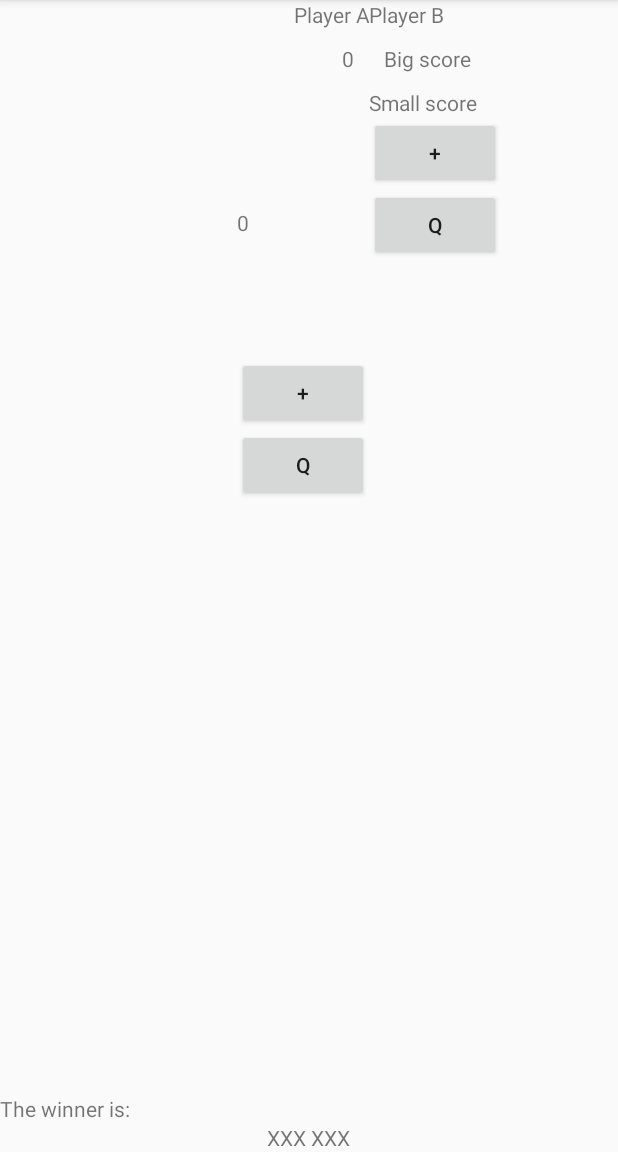
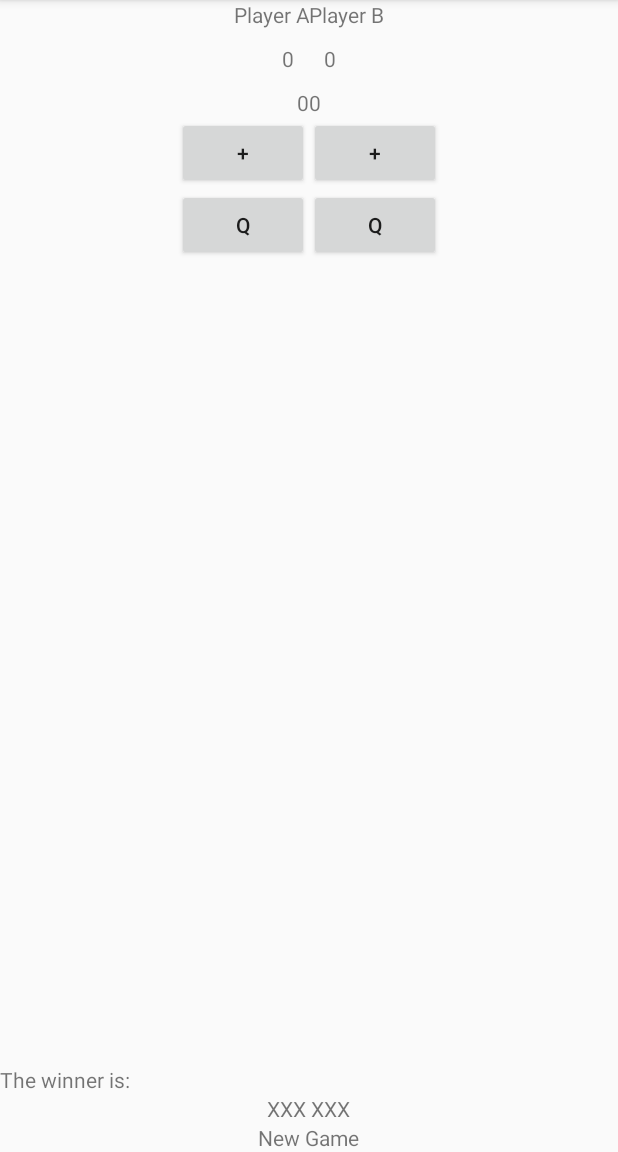
Before and after one commit to willgao2017/AmateurTennisCounter, an Android app: the screen it shows after launch (MainActivity), on a phone screen of 412 x 824 dp, the part 84-1236 px from its top. Run offline under Robolectric (Android 15) with nearby library versions, the phone set to English and light mode, and no system bars.

Commit message:
scores system works

```diff
--- a/app/src/main/java/com/example/android/amateurtenniscounter/MainActivity.java
+++ b/app/src/main/java/com/example/android/amateurtenniscounter/MainActivity.java
@@ -7,20 +7,44 @@ import android.widget.TextView;
 
 public class MainActivity extends AppCompatActivity {
 
-    int playerAGameScore = 0;
-    int playerASetScore = 3;
+    int SCORES[] = {0, 15, 30, 40};
+    int playerAScore = 0;
+    int playerAGameScore;
+    int playerASetScore = 0;
+
+    int playerBScore = 0;
+    int playerBGameScore;
+    int playerBSetScore = 0;
+
 
     @Override
     protected void onCreate(Bundle savedInstanceState) {
         super.onCreate(savedInstanceState);
         setContentView(R.layout.activity_main);
-}
+    }
 
 
-    public void scoreForPlayerA(View v){
-        playerAGameScore++;
-        playerASetScore++;
+    public void scoreForPlayerA(View v) {
+        playerAScore++;
+        playerAGameScore = SCORES [playerAScore % 4];
+        if (playerAGameScore == 0) {
+            playerASetScore++;
+            playerBScore = playerBGameScore = 0;
+        }
         displayForTeamA(playerAGameScore, playerASetScore);
+        displayForTeamB(playerBGameScore, playerBSetScore);
+
+    }
+
+    public void scoreForPlayerB(View v) {
+        playerBScore++;
+        playerBGameScore = SCORES [playerBScore % 4];
+        if (playerBGameScore == 0) {
+            playerBSetScore++;
+            playerAScore = playerAGameScore = 0;
+        }
+        displayForTeamA(playerAGameScore, playerASetScore);
+        displayForTeamB(playerBGameScore, playerBSetScore);
     }
 
     /**
@@ -33,5 +57,14 @@ public class MainActivity extends AppCompatActivity {
         setScoreView.setText(String.valueOf(score2));
     }
 
+    /**
+     * Displays the given score for Team B.
+     */
+    public void displayForTeamB(int score1, int score2) {
+        TextView gameScoreView = (TextView) findViewById(R.id.player_b_gamescore);
+        TextView setScoreView = (TextView) findViewById(R.id.player_b_setscore);
+        gameScoreView.setText(String.valueOf(score1));
+        setScoreView.setText(String.valueOf(score2));
+    }
 
 }
--- a/app/src/main/res/layout/activity_main.xml
+++ b/app/src/main/res/layout/activity_main.xml
@@ -22,27 +22,26 @@
                 android:text="Player A" />
 
             <TextView
+                android:id="@+id/player_a_setscore"
                 android:layout_width="wrap_content"
                 android:layout_height="wrap_content"
                 android:layout_gravity="right"
-                android:text="0"
-                android:id="@+id/player_a_setscore"
-                android:padding="10dp"/>
+                android:padding="10dp"
+                android:text="0" />
 
             <TextView
+                android:id="@+id/player_a_gamescore"
                 android:layout_width="wrap_content"
                 android:layout_height="wrap_content"
                 android:layout_gravity="right"
-                android:text="0"
-                android:id="@+id/player_a_gamescore"
-                android:padding="80dp"/>
+                android:text="0" />
 
             <Button
                 android:layout_width="wrap_content"
                 android:layout_height="wrap_content"
                 android:layout_gravity="right"
-                android:text="+"
-                android:onClick="scoreForPlayerA"/>
+                android:onClick="scoreForPlayerA"
+                android:text="+" />
 
             <Button
                 android:layout_width="wrap_content"
@@ -64,19 +63,22 @@
                 android:text="Player B" />
 
             <TextView
+                android:id="@+id/player_b_setscore"
                 android:layout_width="wrap_content"
                 android:layout_height="wrap_content"
-                android:text="Big score"
-                android:padding="10dp"/>
+                android:padding="10dp"
+                android:text="0" />
 
             <TextView
+                android:id="@+id/player_b_gamescore"
                 android:layout_width="wrap_content"
                 android:layout_height="wrap_content"
-                android:text="Small score" />
+                android:text="0" />
 
             <Button
                 android:layout_width="wrap_content"
                 android:layout_height="wrap_content"
+                android:onClick="scoreForPlayerB"
                 android:text="+" />
 
             <Button
@@ -90,12 +92,22 @@
     </LinearLayout>
 
     <TextView
-        android:id="@+id/winner_name"
+        android:id="@+id/new_game"
         android:layout_width="wrap_content"
         android:layout_height="wrap_content"
         android:layout_alignParentBottom="true"
         android:layout_centerHorizontal="true"
-        android:text="XXX XXX" />
+        android:text="New Game" />
+
+    <TextView
+        android:id="@+id/winner_name"
+        android:layout_width="wrap_content"
+        android:layout_height="wrap_content"
+        android:layout_above="@+id/new_game"
+        android:layout_centerHorizontal="true"
+        android:text="XXX XXX"
+        />
+
 
     <TextView
         android:layout_width="wrap_content"
```
